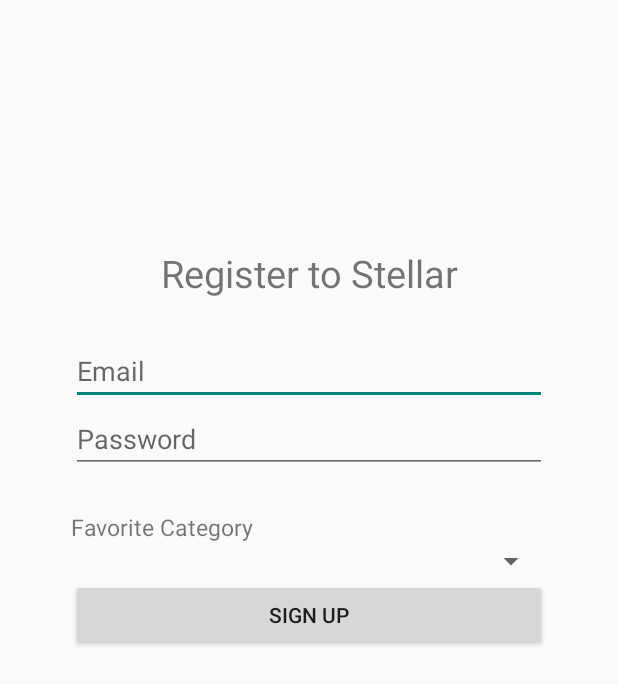
After one commit to nirtz89/stellarApp, an Android app: the layout activity_register.xml on its own in the app's theme, with its tools: preview values and no code run, on a phone screen of 412 x 824 dp. The commit adds this screen. Shown: the top 684 px of the screen. Run offline under Robolectric (Android 15) with nearby library versions, the phone set to English and light mode, and no system bars.

Commit message:
Added register screen, not connected yet

```diff
--- a/app/src/main/AndroidManifest.xml
+++ b/app/src/main/AndroidManifest.xml
@@ -23,7 +23,8 @@
                 <category android:name="android.intent.category.LAUNCHER" />
             </intent-filter>
         </activity>
-        <activity android:name=".MainActivity"></activity>
+        <activity android:name=".MainActivity" />
+        <activity android:name=".Register"></activity>
     </application>
 
 </manifest>
--- /dev/null
+++ b/app/src/main/res/layout/activity_register.xml
@@ -0,0 +1,79 @@
+<?xml version="1.0" encoding="utf-8"?>
+<android.support.constraint.ConstraintLayout xmlns:android="http://schemas.android.com/apk/res/android"
+    xmlns:app="http://schemas.android.com/apk/res-auto"
+    xmlns:tools="http://schemas.android.com/tools"
+    android:layout_width="match_parent"
+    android:layout_height="match_parent"
+    android:theme="@style/generalnotitle"
+    tools:context=".Register">
+
+    <LinearLayout
+        android:layout_width="368dp"
+        android:layout_height="495dp"
+        android:orientation="vertical"
+        app:layout_constraintBottom_toBottomOf="parent"
+        app:layout_constraintEnd_toEndOf="parent"
+        app:layout_constraintStart_toStartOf="parent"
+        app:layout_constraintTop_toTopOf="parent">
+
+        <TextView
+            android:id="@+id/textView3"
+            android:layout_width="match_parent"
+            android:layout_height="wrap_content"
+            android:textAlignment="center"
+            android:textSize="25dp"
+            android:text="Register to Stellar" />
+
+        <Space
+            android:layout_width="match_parent"
+            android:layout_height="25dp" />
+
+        <EditText
+            android:id="@+id/email"
+            android:layout_width="match_parent"
+            android:layout_height="wrap_content"
+            android:ems="10"
+            android:layout_marginLeft="25dp"
+            android:layout_marginRight="25dp"
+            android:hint="@string/email"
+            android:inputType="textPersonName" />
+
+        <EditText
+            android:id="@+id/password"
+            android:layout_width="match_parent"
+            android:layout_height="wrap_content"
+            android:layout_marginLeft="25dp"
+            android:layout_marginRight="25dp"
+            android:hint="@string/password"
+            android:ems="10"
+            android:inputType="textPassword" />
+
+        <Space
+            android:layout_width="match_parent"
+            android:layout_height="25dp" />
+
+        <TextView
+            android:id="@+id/textView4"
+            android:layout_width="match_parent"
+            android:layout_height="wrap_content"
+            android:layout_marginLeft="25dp"
+            android:layout_marginRight="25dp"
+            android:textSize="15dp"
+            android:text="Favorite Category" />
+
+        <Spinner
+            android:id="@+id/cats"
+            android:layout_width="match_parent"
+            android:layout_marginLeft="25dp"
+            android:layout_marginRight="25dp"
+            android:layout_height="wrap_content" />
+
+        <Button
+            android:id="@+id/signupBtn"
+            android:layout_width="match_parent"
+            android:layout_height="wrap_content"
+            android:layout_marginLeft="25dp"
+            android:layout_marginRight="25dp"
+            android:text="Sign Up" />
+    </LinearLayout>
+</android.support.constraint.ConstraintLayout>
--- a/app/src/main/res/values/dimens.xml
+++ b/app/src/main/res/values/dimens.xml
@@ -2,4 +2,5 @@
     <!-- Default screen margins, per the Android Design guidelines. -->
     <dimen name="activity_horizontal_margin">16dp</dimen>
     <dimen name="activity_vertical_margin">16dp</dimen>
+    <dimen name="fab_margin">16dp</dimen>
 </resources>
--- a/app/src/main/res/values/strings.xml
+++ b/app/src/main/res/values/strings.xml
@@ -19,4 +19,7 @@
     </string>
     <string name="your_stories_anywhere">Your Stories. Anywhere.</string>
     <string name="name">Stellar</string>
+    <string name="title_activity_register">Register</string>
+    <string name="email">Email</string>
+    <string name="password">Password</string>
 </resources>
--- a/app/src/main/res/values/styles.xml
+++ b/app/src/main/res/values/styles.xml
@@ -8,8 +8,17 @@
         <item name="colorAccent">@color/colorAccent</item>
     </style>
 
-    <style name="generalnotitle" parent="Theme.AppCompat.Light" >
+    <style name="generalnotitle" parent="Theme.AppCompat.Light">
         <item name="android:windowNoTitle">true</item>   <!-- //this -->
     </style>
 
+    <style name="AppTheme.NoActionBar">
+        <item name="windowActionBar">false</item>
+        <item name="windowNoTitle">true</item>
+    </style>
+
+    <style name="AppTheme.AppBarOverlay" parent="ThemeOverlay.AppCompat.Dark.ActionBar" />
+
+    <style name="AppTheme.PopupOverlay" parent="ThemeOverlay.AppCompat.Light" />
+
 </resources>
```
